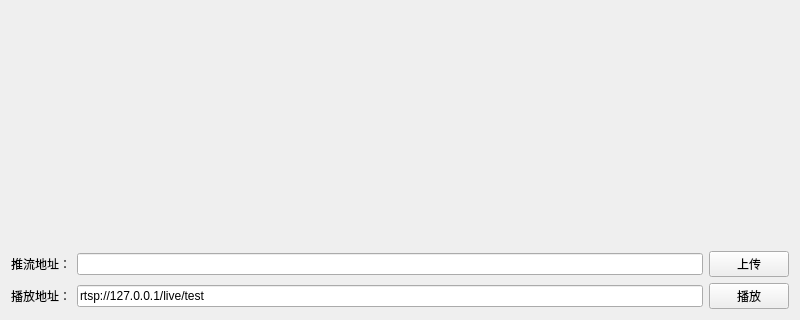
MUTANTSTATUE/ZLMDemo, file widget.ui: the form before one commit; both pictures show x 0 to 800 and y 280 to 600 of the 800 by 600 pixel window.
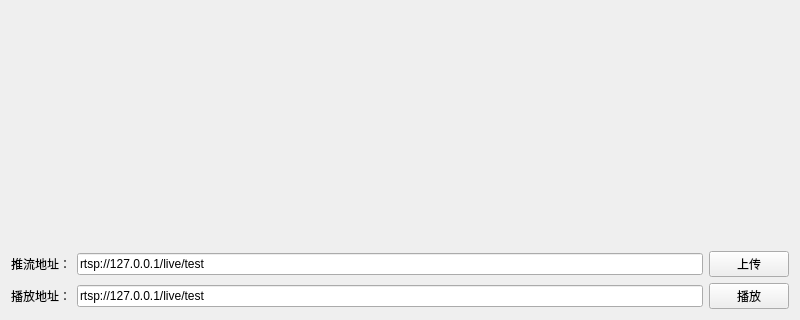
The form after the commit.

Diff of the .ui file:
```diff
--- a/widget.ui
+++ b/widget.ui
@@ -28,8 +28,11 @@
      </item>
      <item>
       <widget class="QLineEdit" name="lineEditPushUrl">
+       <property name="text">
+        <string>rtsp://127.0.0.1/live/test</string>
+       </property>
        <property name="readOnly">
-        <bool>true</bool>
+        <bool>false</bool>
        </property>
       </widget>
      </item>
```
